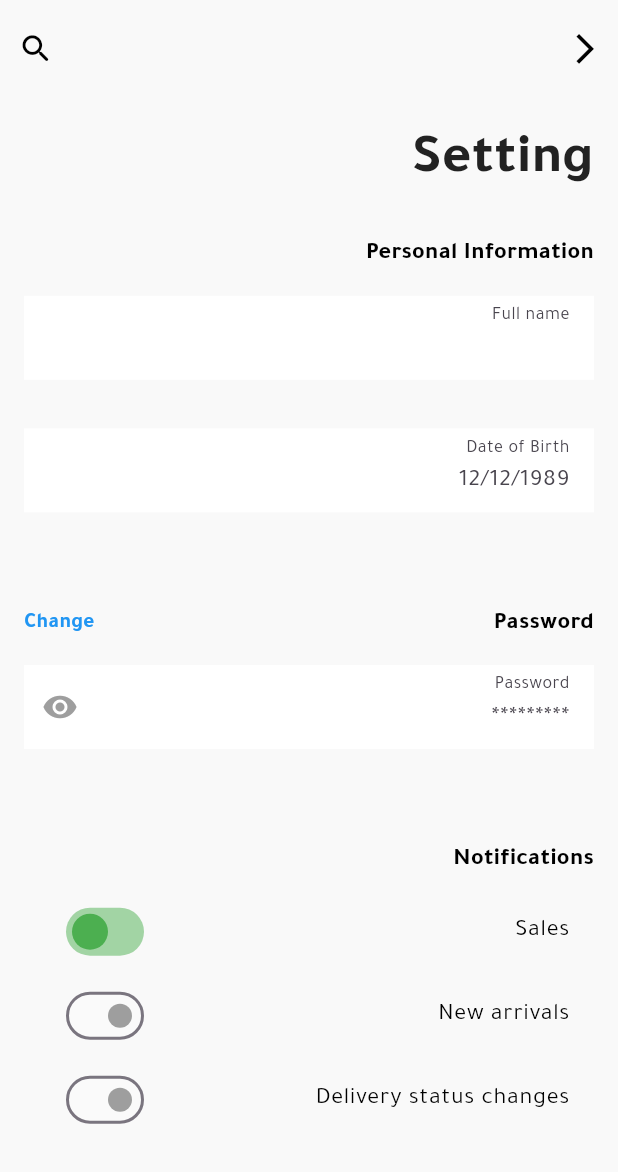
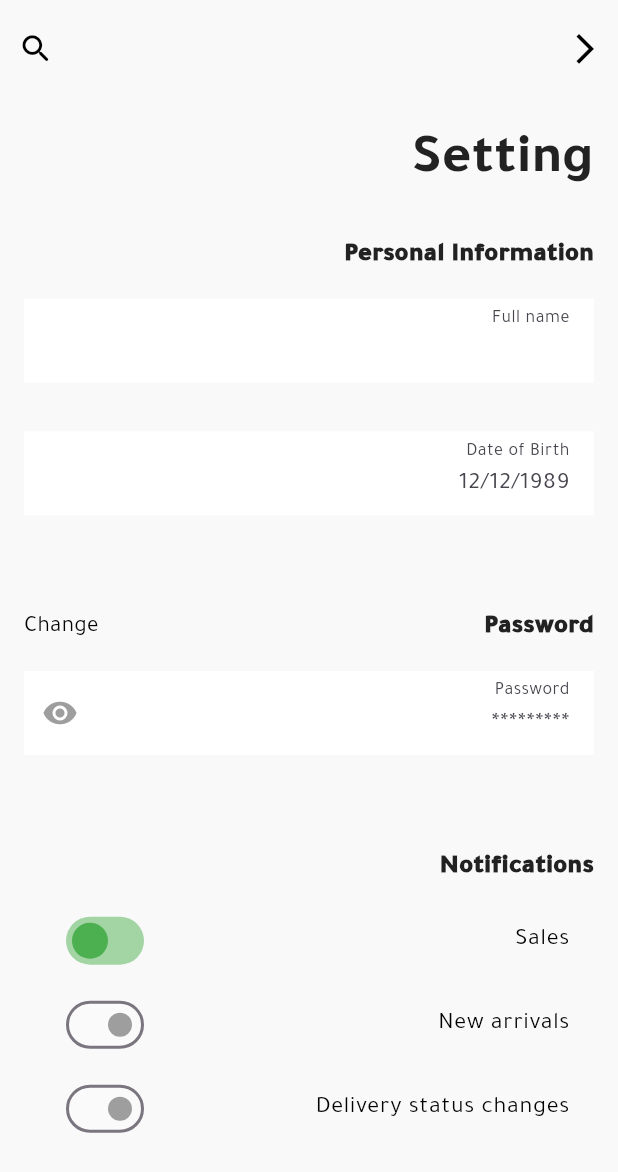
Before and after one commit to ideasandconceptsit/khayat_team1, a Flutter app: the SettingView screen opened by its route, on a phone screen of 412 x 824 dp. Shown: the top 1172 px of the screen. Run offline on Flutter 3.47's test engine with Material 3 defaults, Android fonts, the light colour scheme and no system bars; our stand-ins replace cached_network_image, dio, flutter_screenutil, flutter_svg, get, get_storage and 1 more; missing offline and left inert: awesome_dio_interceptor; accounts and stored records are empty; network calls fail.

Commit message:
Update text styles in settings personal information section for consistency

```diff
--- a/lib/core/app_styles.dart
+++ b/lib/core/app_styles.dart
@@ -50,7 +50,7 @@ class AppTextStyles {
   );
   static final tajawaltextStyle16 = TextStyle(
     fontSize: 16.sp,
-    fontWeight: FontWeight.bold,
+    fontWeight: FontWeight.w900,
     color: AppColors.black1,
   );
   static final tajawaltextStyle14 = TextStyle(
--- a/lib/features/profile/view/setting_view.dart
+++ b/lib/features/profile/view/setting_view.dart
@@ -1,7 +1,5 @@
 import 'package:flutter/material.dart';
 import 'package:flutter_screenutil/flutter_screenutil.dart';
-import 'package:team1_khayat/core/app_colors.dart';
-import 'package:team1_khayat/core/app_styles.dart';
 import 'package:team1_khayat/features/profile/view/widget/header_view_widget.dart';
 import 'package:team1_khayat/features/profile/view/widget/seting_personal_section.dart';
 import 'package:team1_khayat/shared/custom_app_bar/custom_app_bar.dart';
--- a/lib/features/profile/view/widget/seting_personal_section.dart
+++ b/lib/features/profile/view/widget/seting_personal_section.dart
@@ -1,5 +1,6 @@
 import 'package:flutter/material.dart';
 import 'package:flutter_screenutil/flutter_screenutil.dart';
+import 'package:team1_khayat/core/app_styles.dart';
 import 'package:team1_khayat/shared/custom_form_field/csutom_form_field.dart';
 import 'package:team1_khayat/shared/custom_switch_tile/custom_switch_tile.dart';
 
@@ -36,9 +37,9 @@ class SettingsPersonalInformationSection extends StatelessWidget {
       child: Row(
         mainAxisAlignment: MainAxisAlignment.spaceBetween,
         children: [
-          Text(title, style: const TextStyle(color: Colors.black, fontSize: 16, fontWeight: FontWeight.bold)),
+          Text(title, style: AppTextStyles.tajawaltextStyle16),
           if (actionText != null)
-            Text(actionText, style: const TextStyle(color: Colors.blue, fontSize: 14, fontWeight: FontWeight.bold)),
+            Text(actionText, style:AppTextStyles.tajawaltextStyle14),
         ],
       ),
     );
```
